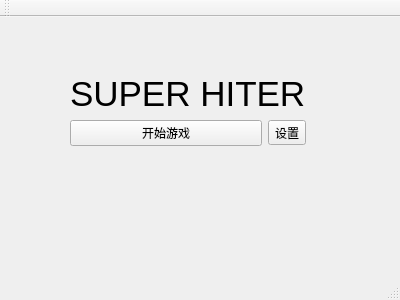
Above: mainwindow.ui from Lincyaw/GroupGameWork before the change. Below: the same form after it.
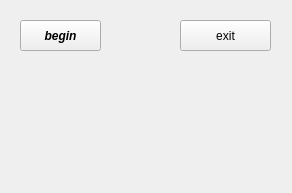
That is the form after the change. Icons and pictures are not drawn.

The edit to the form file:
```diff
--- a/mainwindow.ui
+++ b/mainwindow.ui
@@ -6,126 +6,57 @@
    <rect>
     <x>0</x>
     <y>0</y>
-    <width>400</width>
-    <height>300</height>
+    <width>292</width>
+    <height>193</height>
    </rect>
   </property>
   <property name="windowTitle">
    <string>MainWindow</string>
   </property>
   <widget class="QWidget" name="centralWidget">
-   <widget class="QWidget" name="layoutWidget">
+   <widget class="QPushButton" name="begin">
     <property name="geometry">
      <rect>
-      <x>-4</x>
+      <x>20</x>
       <y>20</y>
-      <width>389</width>
-      <height>146</height>
+      <width>81</width>
+      <height>31</height>
      </rect>
     </property>
-    <layout class="QVBoxLayout" name="verticalLayout_2">
-     <item>
-      <spacer name="verticalSpacer">
-       <property name="orientation">
-        <enum>Qt::Vertical</enum>
-       </property>
-       <property name="sizeHint" stdset="0">
-        <size>
-         <width>20</width>
-         <height>40</height>
-        </size>
-       </property>
-      </spacer>
-     </item>
-     <item>
-      <layout class="QHBoxLayout" name="horizontalLayout_2">
-       <item>
-        <spacer name="horizontalSpacer">
-         <property name="orientation">
-          <enum>Qt::Horizontal</enum>
-         </property>
-         <property name="sizeHint" stdset="0">
-          <size>
-           <width>88</width>
-           <height>20</height>
-          </size>
-         </property>
-        </spacer>
-       </item>
-       <item>
-        <widget class="QWidget" name="widget" native="true"/>
-       </item>
-       <item>
-        <layout class="QVBoxLayout" name="verticalLayout">
-         <item>
-          <widget class="QLabel" name="label">
-           <property name="font">
-            <font>
-             <family>Arial</family>
-             <pointsize>26</pointsize>
-            </font>
-           </property>
-           <property name="frameShadow">
-            <enum>QFrame::Plain</enum>
-           </property>
-           <property name="text">
-            <string>SUPER HITER</string>
-           </property>
-           <property name="textFormat">
-            <enum>Qt::RichText</enum>
-           </property>
-          </widget>
-         </item>
-         <item>
-          <layout class="QHBoxLayout" name="horizontalLayout">
-           <item>
-            <widget class="QPushButton" name="begin">
-             <property name="text">
-              <string>开始游戏</string>
-             </property>
-            </widget>
-           </item>
-           <item>
-            <widget class="QToolButton" name="toolButton">
-             <property name="text">
-              <string>设置</string>
-             </property>
-            </widget>
-           </item>
-          </layout>
-         </item>
-        </layout>
-       </item>
-       <item>
-        <spacer name="horizontalSpacer_2">
-         <property name="orientation">
-          <enum>Qt::Horizontal</enum>
-         </property>
-         <property name="sizeHint" stdset="0">
-          <size>
-           <width>98</width>
-           <height>20</height>
-          </size>
-         </property>
-        </spacer>
-       </item>
-      </layout>
-     </item>
-     <item>
-      <spacer name="verticalSpacer_2">
-       <property name="orientation">
-        <enum>Qt::Vertical</enum>
-       </property>
-       <property name="sizeHint" stdset="0">
-        <size>
-         <width>20</width>
-         <height>40</height>
-        </size>
-       </property>
-      </spacer>
-     </item>
-    </layout>
+    <property name="font">
+     <font>
+      <family>Arial</family>
+      <weight>75</weight>
+      <italic>true</italic>
+      <bold>true</bold>
+     </font>
+    </property>
+    <property name="cursor">
+     <cursorShape>PointingHandCursor</cursorShape>
+    </property>
+    <property name="text">
+     <string>begin</string>
+    </property>
+    <property name="icon">
+     <iconset resource="res.qrc">
+      <normaloff>:/obstacle/obstacle/mushroom.png</normaloff>:/obstacle/obstacle/mushroom.png</iconset>
+    </property>
    </widget>
+   <widget class="QPushButton" name="pushButton">
+    <property name="geometry">
+     <rect>
+      <x>180</x>
+      <y>20</y>
+      <width>91</width>
+      <height>31</height>
+     </rect>
+    </property>
+    <property name="text">
+     <string>exit</string>
+    </property>
+   </widget>
+   <zorder>pushButton</zorder>
+   <zorder>begin</zorder>
   </widget>
   <widget class="QMenuBar" name="menuBar">
    <property name="geometry">
@@ -137,15 +68,6 @@
     </rect>
    </property>
   </widget>
-  <widget class="QToolBar" name="mainToolBar">
-   <attribute name="toolBarArea">
-    <enum>TopToolBarArea</enum>
-   </attribute>
-   <attribute name="toolBarBreak">
-    <bool>false</bool>
-   </attribute>
-  </widget>
-  <widget class="QStatusBar" name="statusBar"/>
  </widget>
  <layoutdefault spacing="6" margin="11"/>
  <resources/>
```
Left out of the diff: 6 changed lines with no effect on the pictures.
